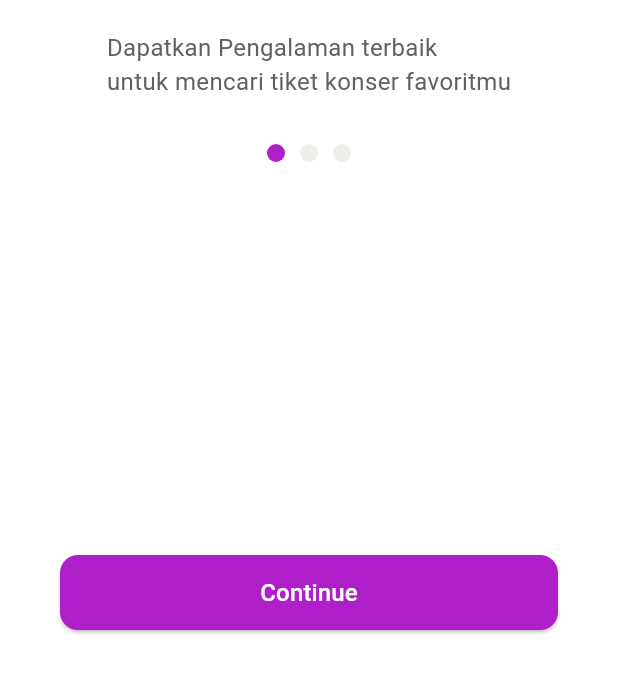
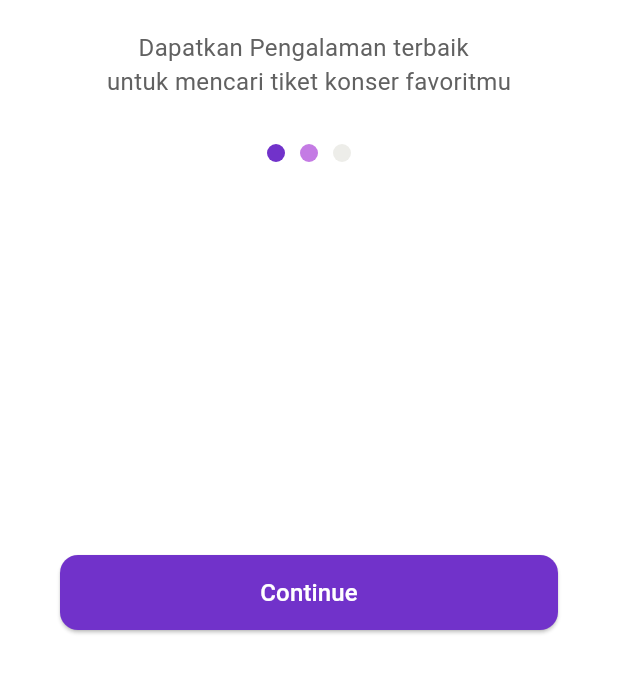
Before and after one commit to Frientia/project_mobile_UAS, a Flutter app: the screen it shows after launch, on a phone screen of 412 x 824 dp, the part 471-1165 px from its top. Run offline on Flutter 3.47's test engine with Material 3 defaults, Android fonts, the phone set to English and light mode, and no system bars.

Commit message:
fix warna pada button dan bullet navigasi

```diff
--- a/lib/screens/splash_screen1.dart
+++ b/lib/screens/splash_screen1.dart
@@ -36,7 +36,7 @@ class SplashScreen1 extends StatelessWidget {
                 ),
                 SizedBox(height: 20),
                 Text(
-                  "Dapatkan Pengalaman terbaik\nuntuk mencari tiket konser favoritmu",
+                  "     Dapatkan Pengalaman terbaik\nuntuk mencari tiket konser favoritmu",
                   style: TextStyle(
                     fontSize: 16,
                     color: Colors.grey[700],
@@ -50,7 +50,7 @@ class SplashScreen1 extends StatelessWidget {
                       width: 12,
                       height: 12,
                       decoration: BoxDecoration(
-                        color: const Color.fromARGB(255, 174, 31, 202),
+                        color: const Color.fromARGB(255,113,50,202,),
                         shape: BoxShape.circle,
                       ),
                     ),
@@ -60,7 +60,7 @@ class SplashScreen1 extends StatelessWidget {
                       height: 12,
                       decoration: const BoxDecoration(
                         shape: BoxShape.circle,
-                        color: Color(0xFFedede9),
+                        color: const Color.fromARGB(255, 196, 123, 228),
                       ),
                     ),
                     SizedBox(width: 10),
@@ -83,7 +83,7 @@ class SplashScreen1 extends StatelessWidget {
                       child: ElevatedButton(
                         onPressed: () {},
                         style: ElevatedButton.styleFrom(
-                          backgroundColor: const Color.fromARGB(255, 174, 31, 202),
+                          backgroundColor: const Color.fromARGB(255,113,50,202,),
                           shape: RoundedRectangleBorder(
                             borderRadius: BorderRadius.circular(12),
                           ),
```
